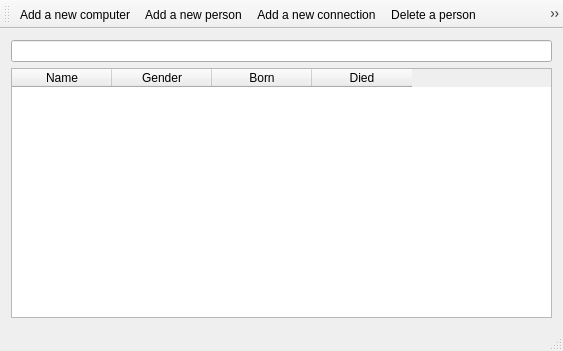
Qt form database.ui (Verklegtnamskeid1/gubb) before a commit.
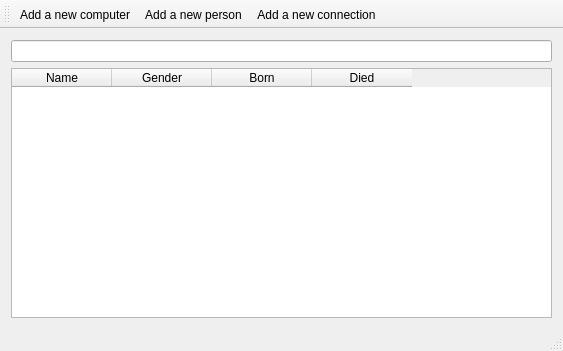
The same form after that commit. Icons and pictures are not drawn.

Commit message: modified:   Skilaverkefni3.pro.user 	new file:   addconnection.cpp 	new file:   addconnection.h 	new file:   addconnection.ui 	modified:   database.cpp 	modified:   database.ui 	modified:   insert.ui 	modified:   insertcomputer.ui 	modified:   skilaverkefni3.pro

What changed in the file:
```diff
--- a/database.ui
+++ b/database.ui
@@ -101,9 +101,6 @@
    <addaction name="actionAdd_a_new_computer"/>
    <addaction name="actionAdd_a_new_person_2"/>
    <addaction name="actionAdd_a_new_connection"/>
-   <addaction name="actionDelete_a_person"/>
-   <addaction name="actionDelete_a_computer"/>
-   <addaction name="actionDelete_a_connection"/>
   </widget>
   <widget class="QStatusBar" name="statusBar"/>
   <action name="actionAdd_a_new_computer">
@@ -147,21 +144,6 @@
     <string>Click here to add a new connection</string>
    </property>
   </action>
-  <action name="actionDelete_a_person">
-   <property name="text">
-    <string>Delete a person</string>
-   </property>
-  </action>
-  <action name="actionDelete_a_computer">
-   <property name="text">
-    <string>Delete a computer</string>
-   </property>
-  </action>
-  <action name="actionDelete_a_connection">
-   <property name="text">
-    <string>Delete a connection</string>
-   </property>
-  </action>
  </widget>
  <layoutdefault spacing="6" margin="11"/>
  <resources>
```
The commit also changes 8 other files.
